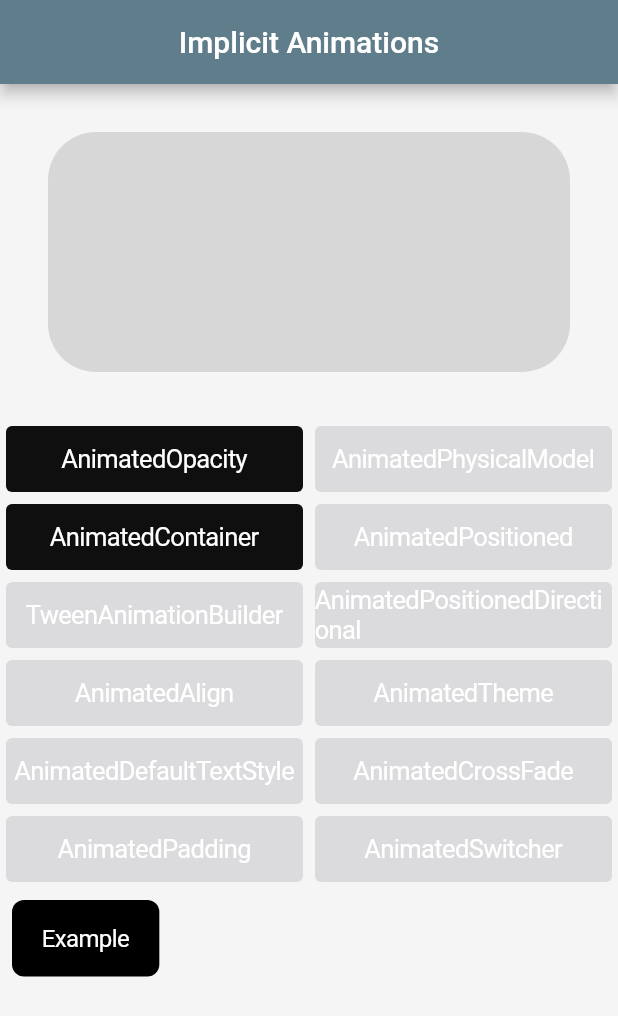
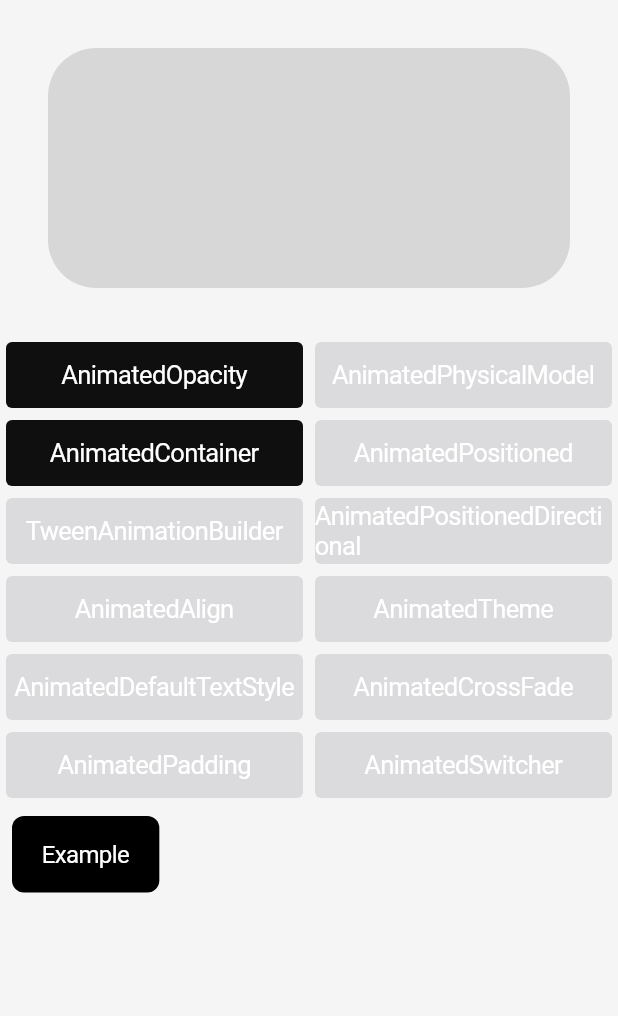
Before and after one commit to vlsilver/i_flutter-animations, a Flutter app: the ImplicitAnimation widget shown alone on an empty page, opened directly, on a phone screen of 412 x 824 dp. Shown: the top 1016 px of the screen. Run offline on Flutter 3.47's test engine with Material 2 defaults, Android fonts, the phone set to English and light mode, and no system bars.

Commit message:
add animation overview start

```diff
--- a/lib/implicit_animtion/implicit.dart
+++ b/lib/implicit_animtion/implicit.dart
@@ -7,6 +7,7 @@ import 'package:flutter/material.dart';
 enum TabView { info, example, practice, changeScreen, loadSucces }
 
 class ImplicitAnimation extends StatefulWidget {
+  const ImplicitAnimation({Key key}) : super(key: key);
   @override
   _ImplicitAnimationState createState() => _ImplicitAnimationState();
 }
@@ -19,11 +20,7 @@ class _ImplicitAnimationState extends State<ImplicitAnimation> {
 
   @override
   Widget build(BuildContext context) {
-    return Scaffold(
-        appBar: AppBar(
-          title: Text('Implicit Animations'),
-        ),
-        body: Stack(
+    return Stack(
       children: [
         FutureBuilder(
             future: Future.delayed(Duration(milliseconds: 200)).then((_) {
@@ -119,8 +116,7 @@ class _ImplicitAnimationState extends State<ImplicitAnimation> {
                   top: _valueTopAnimatedPosited,
                   onEnd: () {
                     if (snap.data == TabView.changeScreen) {
-                          _tabView =
-                              _isForward ? TabView.practice : TabView.info;
+                      _tabView = _isForward ? TabView.practice : TabView.info;
                       _isForward = null;
                       setState(() {});
                     }
@@ -129,8 +125,8 @@ class _ImplicitAnimationState extends State<ImplicitAnimation> {
                   child: AnimatedOpacity(
                     opacity: _valueAnimatedOpacity,
                     duration: Duration(milliseconds: 300),
-                        child: ExampleImplicitScreen(
-                            changeScreen: (bool isForward) {
+                    child:
+                        ExampleImplicitScreen(changeScreen: (bool isForward) {
                       _changeScreen(isForward);
                     }),
                   ),
@@ -138,7 +134,7 @@ class _ImplicitAnimationState extends State<ImplicitAnimation> {
               }
             }),
       ],
-        ));
+    );
   }
 
   void _changeScreen(bool isForward) {
--- a/lib/implicit_animtion/info.dart
+++ b/lib/implicit_animtion/info.dart
@@ -14,7 +14,7 @@ var text2 = 'Các tham số của một Implicit Widget Animation:\n'
 
 var text3 =
     '- Khi value of property widget animation "change" và implicit widget "rebuild" thì implicit widget sẽ'
-    ' được animated from old value of property to new value focus follow duration.\n'
+    ' được animated from old value of property to new value focus follow duration, trừ TweenAnimationBuilder.\n'
     '- Khi lần đầu tiên được build thì widget sẽ không có bất kỳ animation nào.\n'
     '- Implicit Widget Animation chỉ có thể sử dụng các property của một StatefulWidget cha để animated.';
 
```
Also changed, not shown: lib/main.dart (+46 -4 lines), 3 other files. Lines whose indentation alone changed are shown as unchanged.
